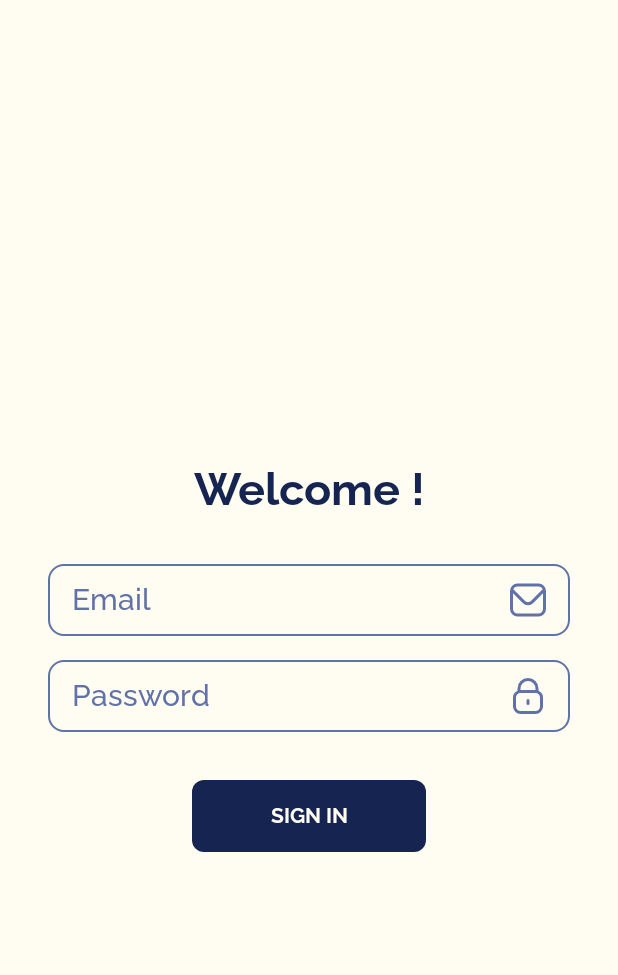
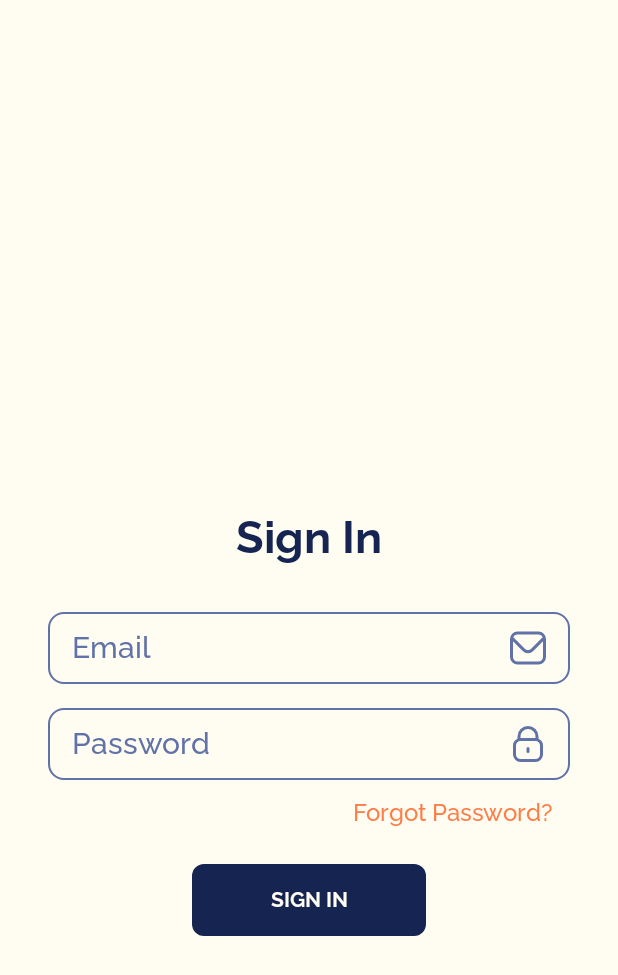
Before and after one commit to MarkoGordic/FitnessAssistant, an Android app: the screen it shows after launch (SignInActivity), on a phone screen of 412 x 824 dp. Shown: the top 975 px of the screen. Run offline under Robolectric (Android 15) with nearby library versions, the phone set to English and light mode, and no system bars; our stand-ins replace Firebase (no records; nobody signed in at launch, a user with empty details on screens opened directly).

Commit message:
Added ResetPasswordActivity
- added the back button via ImageButton
- changed how password_reset_screen looks and increased the touch area for back button
- added some necessary strings in strings.xml
- still have to handle spam, handle mail sent better and clean up the code a bit (extract parts into functions, group functions and comment the code)

```diff
--- a/app/src/main/AndroidManifest.xml
+++ b/app/src/main/AndroidManifest.xml
@@ -24,6 +24,10 @@
         </intent-filter>
     </activity>
     <activity
+        android:name=".PasswordResetActivity"
+        android:theme="@style/Theme.AppCompat.NoActionBar">
+    </activity>
+    <activity
         android:name=".HomePageActivity"
         android:theme="@style/Theme.AppCompat.NoActionBar" >
     </activity>
--- a/app/src/main/java/com/example/fitnessassistant/HomePageActivity.java
+++ b/app/src/main/java/com/example/fitnessassistant/HomePageActivity.java
@@ -33,7 +33,7 @@ public class HomePageActivity extends AppCompatActivity {
     @Override
     protected void onCreate(Bundle savedInstanceState) {
         super.onCreate(savedInstanceState);
-        setContentView(R.layout.home_page);
+        setContentView(R.layout.home_screen);
         greetUser();
     }
 
--- a/app/src/main/java/com/example/fitnessassistant/SignInActivity.java
+++ b/app/src/main/java/com/example/fitnessassistant/SignInActivity.java
@@ -85,7 +85,7 @@ public class SignInActivity extends AppCompatActivity {
     }
 
     // setting the outline of place to red and undoing when text is changed, also sets an error message
-    private void error(EditText place, String message){
+    private void myError(EditText place, String message){
         place.setBackground(AppCompatResources.getDrawable(this, R.drawable.custom_input_error));
         place.setError(message);
         place.addTextChangedListener(new TextWatcher() {
@@ -101,20 +101,20 @@ public class SignInActivity extends AppCompatActivity {
 
     // sets sign in error based on user input
     private void setSignInError(String email){
-        auth.fetchSignInMethodsForEmail(email).addOnCompleteListener(task1 -> {
-            if (task1.isSuccessful()) {
-                SignInMethodQueryResult result = task1.getResult();
+        auth.fetchSignInMethodsForEmail(email).addOnCompleteListener(task -> {
+            if (task.isSuccessful()) {
+                SignInMethodQueryResult result = task.getResult();
                 if(result != null) {
                     List<String> signInMethods = result.getSignInMethods();
                     if (signInMethods != null) {
                         if (signInMethods.contains(EmailAuthProvider.EMAIL_PASSWORD_SIGN_IN_METHOD))
-                            error(findViewById(R.id.edtTxtPassword), getString(R.string.incorrect_password));
+                            myError(findViewById(R.id.edtTxtPassword), getString(R.string.incorrect_password));
                         else
-                            error(findViewById(R.id.edtTxtEmail), getString(R.string.email_not_registered));
+                            myError(findViewById(R.id.edtTxtEmail), getString(R.string.email_not_registered));
                     }
                 }
             } else
-                error(findViewById(R.id.edtTxtEmail), getString(R.string.invalid_email));
+                myError(findViewById(R.id.edtTxtEmail), getString(R.string.invalid_email));
         });
     }
 
@@ -130,17 +130,18 @@ public class SignInActivity extends AppCompatActivity {
         findViewById(R.id.signInProgressBar).setVisibility(View.GONE);
     }
 
-    // sets a listener for signInButton that's showing errors in input and signing in
-    private void signInUserFromInput(){
+    // sets up listeners for signing in, creating an account, resetting password
+    private void setUpOnClickListeners(){
+        // signUpButton listener
         findViewById(R.id.signInButton).setOnClickListener((View v)->{
             EditText emailEdit = findViewById(R.id.edtTxtEmail);
             EditText passEdit = findViewById(R.id.edtTxtPassword);
             if(TextUtils.isEmpty(emailEdit.getText().toString()))
-                error(findViewById(R.id.edtTxtEmail), getString(R.string.empty_email));
+                myError(findViewById(R.id.edtTxtEmail), getString(R.string.empty_email));
             else if(TextUtils.isEmpty(passEdit.getText().toString()))
-                error(findViewById(R.id.edtTxtPassword), getString(R.string.empty_password));
+                myError(findViewById(R.id.edtTxtPassword), getString(R.string.empty_password));
             else if(passEdit.getText().length() <= 5)
-                error(findViewById(R.id.edtTxtPassword), getString(R.string.invalid_password));
+                myError(findViewById(R.id.edtTxtPassword), getString(R.string.invalid_password));
             else {
                 startSignInLoading();
                 auth.signInWithEmailAndPassword(emailEdit.getText().toString(), passEdit.getText().toString()).addOnFailureListener(e -> {
@@ -149,6 +150,8 @@ public class SignInActivity extends AppCompatActivity {
                 });
             }
         });
+
+        findViewById(R.id.forgotPassword).setOnClickListener(view -> startActivity(new Intent(this, PasswordResetActivity.class)));
     }
 
     // adds toggle to drawable on the right of password editText and transformation method
@@ -167,9 +170,9 @@ public class SignInActivity extends AppCompatActivity {
             public void onAnimationRepeat(Animation animation) {}
             @Override
             public void onAnimationEnd(Animation animation) {
-                setContentView(R.layout.signin_screen);
+                setContentView(R.layout.sign_in_screen);
                 setUpPassword();
-                signInUserFromInput();
+                setUpOnClickListeners();
             }
         });
         findViewById(R.id.FitnessAssistant).startAnimation(openAnim);
--- a/app/src/main/res/anim/fitnessassistant_loading.xml
+++ b/app/src/main/res/anim/fitnessassistant_loading.xml
@@ -1,5 +1,6 @@
 <?xml version="1.0" encoding="utf-8"?>
 <!-- Animation used for loading, when user has to wait -->
+<!-- TODO set android:repeatCount to infinite once something is actually loading on open -->
 <set xmlns:android="http://schemas.android.com/apk/res/android">
     <alpha android:fromAlpha="0.0"
         android:toAlpha="1.0"
--- /dev/null
+++ b/app/src/main/res/drawable-v24/back.xml
@@ -0,0 +1 @@
+<vector xmlns:android="http://schemas.android.com/apk/res/android" android:width="24dp" android:height="24dp" android:viewportWidth="24" android:viewportHeight="24" android:tint="@color/Flame"><path android:fillColor="@android:color/white" android:pathData="M17.17,24a1,1,0,0,1-.71-.29L8.29,15.54a5,5,0,0,1,0-7.08L16.46.29a1,1,0,1,1,1.42,1.42L9.71,9.88a3,3,0,0,0,0,4.24l8.17,8.17a1,1,0,0,1,0,1.42A1,1,0,0,1,17.17,24Z"/></vector>
--- /dev/null
+++ b/app/src/main/res/drawable-v24/check.xml
@@ -0,0 +1 @@
+<vector xmlns:android="http://schemas.android.com/apk/res/android" android:width="24dp" android:height="24dp" android:viewportWidth="24" android:viewportHeight="24" android:tint="@color/MaximumBluePurple"><path android:fillColor="@android:color/white" android:pathData="M22.319,4.431,8.5,18.249a1,1,0,0,1-1.417,0L1.739,12.9a1,1,0,0,0-1.417,0h0a1,1,0,0,0,0,1.417l5.346,5.345a3.008,3.008,0,0,0,4.25,0L23.736,5.847a1,1,0,0,0,0-1.416h0A1,1,0,0,0,22.319,4.431Z"/></vector>
--- a/app/src/main/res/layout/signin_screen.xml
+++ b/app/src/main/res/layout/sign_in_screen.xml
@@ -1,16 +1,14 @@
 <?xml version="1.0" encoding="utf-8"?>
 <androidx.constraintlayout.widget.ConstraintLayout xmlns:android="http://schemas.android.com/apk/res/android"
     xmlns:app="http://schemas.android.com/apk/res-auto"
-    xmlns:tools="http://schemas.android.com/tools"
     android:id="@+id/relativeLayout"
     android:layout_width="fill_parent"
     android:layout_height="fill_parent"
-    android:background="@color/BackgroundColor"
-    tools:ignore="NamespaceTypo">
+    android:background="@color/BackgroundColor">
 
     <!-- Welcome TextView -->
     <TextView
-        android:id="@+id/textView"
+        android:id="@+id/welcomeTextView"
 
         android:layout_width="wrap_content"
         android:layout_height="wrap_content"
@@ -23,7 +21,7 @@
 
         android:fontFamily="@font/ralewayb"
         android:includeFontPadding="false"
-        android:text="@string/welcome"
+        android:text="@string/sign_in"
         android:textAlignment="center"
         android:textColor="@color/SpaceCadet"
         android:textFontWeight="600"
@@ -72,7 +70,7 @@
 
         android:layout_marginStart="32dp"
         android:layout_marginEnd="32dp"
-        android:layout_marginBottom="32dp"
+        android:layout_marginBottom="56dp"
 
         android:autofillHints="password"
 
@@ -99,7 +97,7 @@
 
         android:layout_marginStart="128dp"
         android:layout_marginEnd="128dp"
-        android:layout_marginBottom="256dp"
+        android:layout_marginBottom="200dp"
 
         android:background="@drawable/sign_in_button"
 
@@ -130,4 +128,25 @@
         android:indeterminateTint="@color/BlueYonder"
         android:visibility="gone" />
 
+    <!-- -->
+    <TextView
+        android:id="@+id/forgotPassword"
+
+        android:layout_width="wrap_content"
+        android:layout_height="wrap_content"
+
+        app:layout_constraintTop_toBottomOf="@id/edtTxtPassword"
+        app:layout_constraintRight_toRightOf="@id/edtTxtPassword"
+
+        android:layout_marginTop="12dp"
+        android:layout_marginEnd="12dp"
+
+        android:fontFamily="@font/ralewaym"
+        android:includeFontPadding="false"
+        android:text="@string/forgot_password"
+        android:textAlignment="center"
+        android:textColor="@color/MangoTango"
+        android:textFontWeight="600"
+        android:textSize="16sp" />
+
 </androidx.constraintlayout.widget.ConstraintLayout>
--- a/app/src/main/res/values/strings.xml
+++ b/app/src/main/res/values/strings.xml
@@ -8,13 +8,20 @@
     <!-- Sign In / Register strings -->
     <string name="email">Email</string>
     <string name="password">Password</string>
-    <string name="sign_in">Sign in</string>
+    <string name="sign_in">Sign In</string>
     <string name="empty_email">Email cannot be empty</string>
     <string name="empty_password">Password cannot be empty</string>
     <string name="invalid_password">Password must be >5 characters</string>
     <string name="incorrect_password">"The password you entered is incorrect. Please try again."</string>
     <string name="email_not_registered">The email you entered isn\'t connected with a FitnessAssistant account. Please create an account.</string>
     <string name="invalid_email">Text entered is not an email address. Please try again.</string>
+    <string name="forgot_password">Forgot Password?</string>
+    <string name="reset_password">Reset Password</string>
+    <string name="large_password_reset_text">Type in the email associated with your
+        FitnessAssistant account and press the \'Reset Password\' button when finished</string>
+    <string name="link_will_be_sent">Link for password reset will be sent to email entered</string>
+    <string name="link_has_been_sent">Link has been sent</string>
+    <string name="back_button_description">Return to previous activity</string>
 
     <!-- Navigation Bar strings -->
     <string name="activity">Activity</string>
@@ -24,7 +31,6 @@
     <string name="profile">Profile</string>
 
     <!-- Greeting strings -->
-    <string name="welcome">"Welcome !"</string>
     <string name="welcome_text">Hello! 👋 </string>
     <string name="good_morning">Good Morning </string>
     <string name="good_afternoon">Good Afternoon </string>
```
Also changed, not shown: app/src/main/java/com/example/fitnessassistant/PasswordResetActivity.java (added, +95 -0 lines), app/src/main/res/layout/password_reset_screen.xml (added, +143 -0 lines), app/src/main/res/layout/home_screen.xml (renamed from app/src/main/res/layout/home_page.xml).
